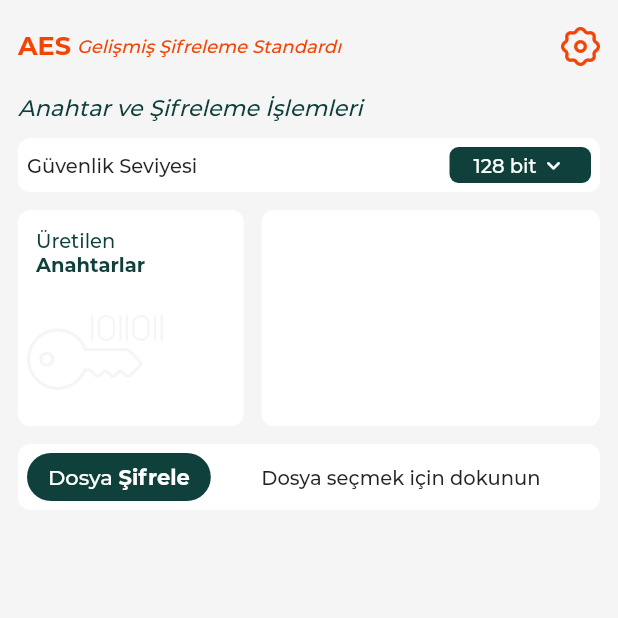
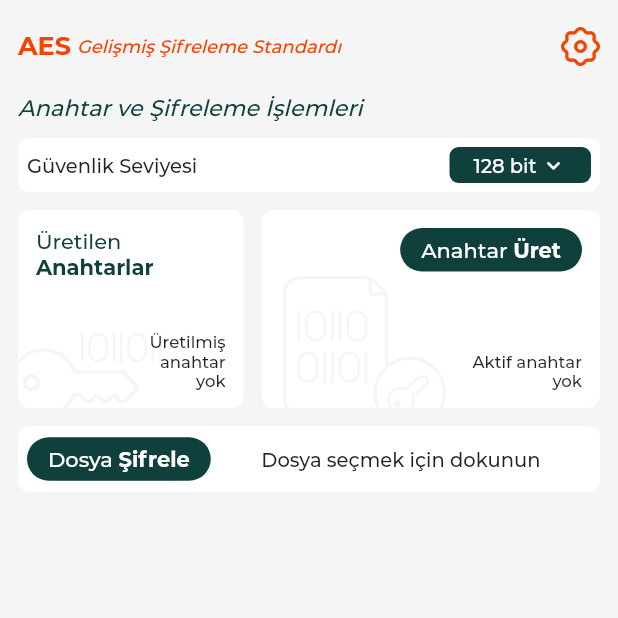
Before and after one commit to zahidayturan/advanced-encryption-standard-application, a Flutter app: the screen it shows after launch, on a phone screen of 412 x 824 dp, the top half of it. Run offline on Flutter 3.47's test engine with Material 2 defaults, Android fonts, the phone set to English and light mode, and no system bars.

Commit message:
home generate key ui

```diff
--- a/lib/routes/home/components/home_key_and_encryption.dart
+++ b/lib/routes/home/components/home_key_and_encryption.dart
@@ -50,7 +50,7 @@ class _HomeKeyAndEncryptionState extends State<HomeKeyAndEncryption> {
           children: [
             const RegularText(texts: "Güvenlik Seviyesi",size: 13,),
             CustomDropdownMenu(
-              list: ["128 bit","192 bit","256 bit"],
+              list: const ["128 bit","192 bit","256 bit"],
               textColor: colors.white,
               dropdownColor: colors.greenDark,
               fontSize: 13,
@@ -64,24 +64,31 @@ class _HomeKeyAndEncryptionState extends State<HomeKeyAndEncryption> {
   }
 
   Widget allKeys(){
-    return BaseContainer(height: 144,child: Stack(
-      children: [
-        Padding(
-          padding: const EdgeInsets.only(right: 48,top: 64),
-          child: Image.asset("assets/icons/allKeys.png",color: Theme.of(context).scaffoldBackgroundColor),
+    return BaseContainer(
+        height: 132,
+        padding: 0,
+        child: Stack(
+          children: [
+        Positioned(
+          left: -6,
+          bottom: -6,
+          child: Image.asset("assets/icons/allKeys.png",height: 56,color: Theme.of(context).scaffoldBackgroundColor),
         ),
         Padding(
-          padding: const EdgeInsets.all(6.0),
+          padding: const EdgeInsets.all(12),
           child: Column(
             crossAxisAlignment: CrossAxisAlignment.start,
             mainAxisAlignment: MainAxisAlignment.spaceBetween,
             children: [
               RichTextWidget(
-                  fontSize: 13,
-                  texts: ["Üretilen\n","Anahtarlar"],
+                  fontSize: 14,
+                  texts: const ["Üretilen\n","Anahtarlar"],
                   colors: [colors.greenDark],
-                  fontFamilies: ["FontMedium","FontBold"]
+                  fontFamilies: const ["FontMedium","FontBold"]
               ),
+              const Align(
+                  alignment: Alignment.bottomRight,
+                  child: RegularText(texts: "Üretilmiş\nanahtar\nyok",size: 11,align: TextAlign.end,))
             ],
           ),
         ),
@@ -90,7 +97,42 @@ class _HomeKeyAndEncryptionState extends State<HomeKeyAndEncryption> {
   }
 
   Widget generateKey(){
-    return const BaseContainer(height: 144,child: SizedBox());
+    return BaseContainer(
+        height: 132,
+        padding: 0,
+        child: Stack(
+          children: [
+            Positioned(
+              left: 14,
+              bottom: -14,
+              child: Image.asset("assets/icons/generateKey.png",height: 102,color: Theme.of(context).scaffoldBackgroundColor),
+            ),
+            Padding(
+              padding: const EdgeInsets.all(12),
+              child: Align(
+                alignment: Alignment.centerRight,
+                child: Column(
+                  crossAxisAlignment: CrossAxisAlignment.end,
+                  mainAxisAlignment: MainAxisAlignment.spaceBetween,
+                  children: [
+                    BaseContainer(
+                        color: colors.greenDark,
+                        radius: 50,
+                        child: Padding(
+                          padding: const EdgeInsets.symmetric(horizontal: 8),
+                          child: RichTextWidget(
+                              texts: const ["Anahtar ","Üret"],
+                              fontSize: 14,
+                              colors: [colors.white],
+                              fontFamilies: const ["FontMedium","FontBold"]),
+                        )),
+                    const RegularText(texts: "Aktif anahtar\nyok",size: 11,align: TextAlign.end,)
+                  ],
+                ),
+              ),
+            ),
+          ],
+        ));
   }
 
   Widget encryptFile(){
@@ -103,13 +145,11 @@ class _HomeKeyAndEncryptionState extends State<HomeKeyAndEncryption> {
               radius: 50,
               child: Padding(
                 padding: const EdgeInsets.symmetric(horizontal: 8),
-                child: Center(
-                  child: RichTextWidget(
-                  texts: ["Dosya ","Şifrele"],
-                  fontSize: 14,
-                  colors: [colors.white],
-                  fontFamilies: ["FontMedium","FontBold"]),
-                ),
+                child: RichTextWidget(
+                texts: const ["Dosya ","Şifrele"],
+                fontSize: 14,
+                colors: [colors.white],
+                fontFamilies: const ["FontMedium","FontBold"]),
               )),
             const Expanded(child: Center(child: RegularText(texts: "Dosya seçmek için dokunun",size: 13,)))
 
--- a/lib/ui/components/regular_text.dart
+++ b/lib/ui/components/regular_text.dart
@@ -8,6 +8,7 @@ class RegularText extends StatelessWidget {
   final int? maxLines;
   final FontStyle? style;
   final FontWeight? weight;
+  final TextAlign? align;
 
   const RegularText({
     required this.texts,
@@ -17,6 +18,7 @@ class RegularText extends StatelessWidget {
     this.maxLines,
     this.style,
     this.weight,
+    this.align,
     Key? key,
   }) : super(key: key);
 
@@ -31,6 +33,7 @@ class RegularText extends StatelessWidget {
         fontSize: size,
         fontWeight: weight
       ),
+      textAlign: align,
       overflow: TextOverflow.ellipsis,
       maxLines: maxLines,
     );
```
Also changed, not shown: assets/icons/generateKey.png (added).
